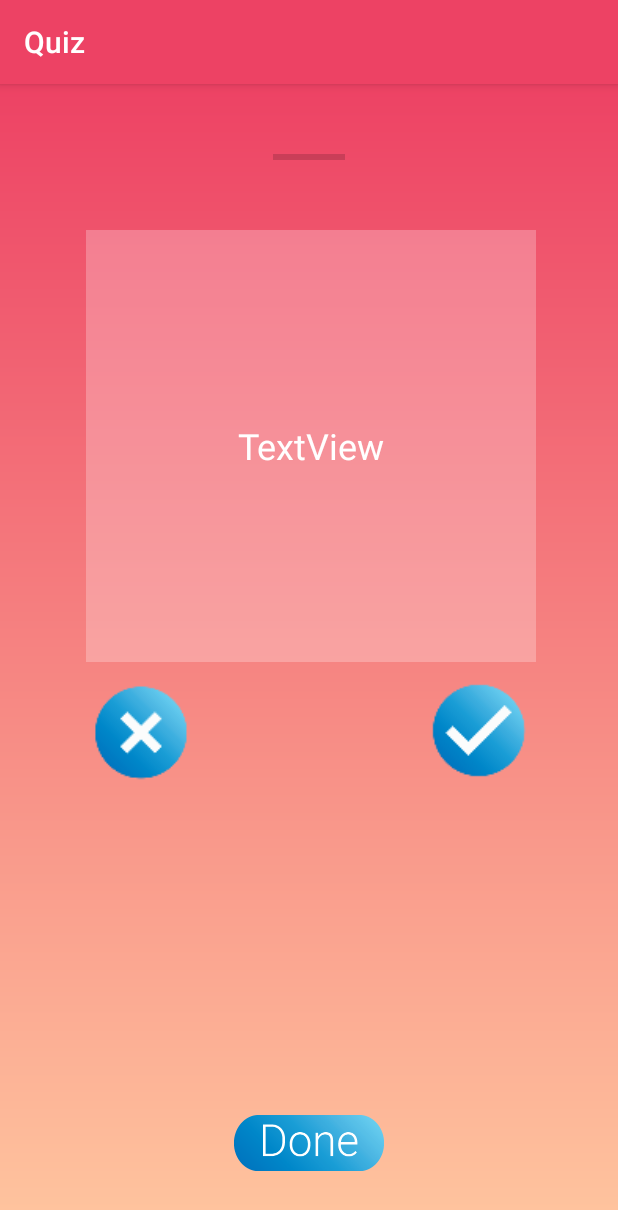
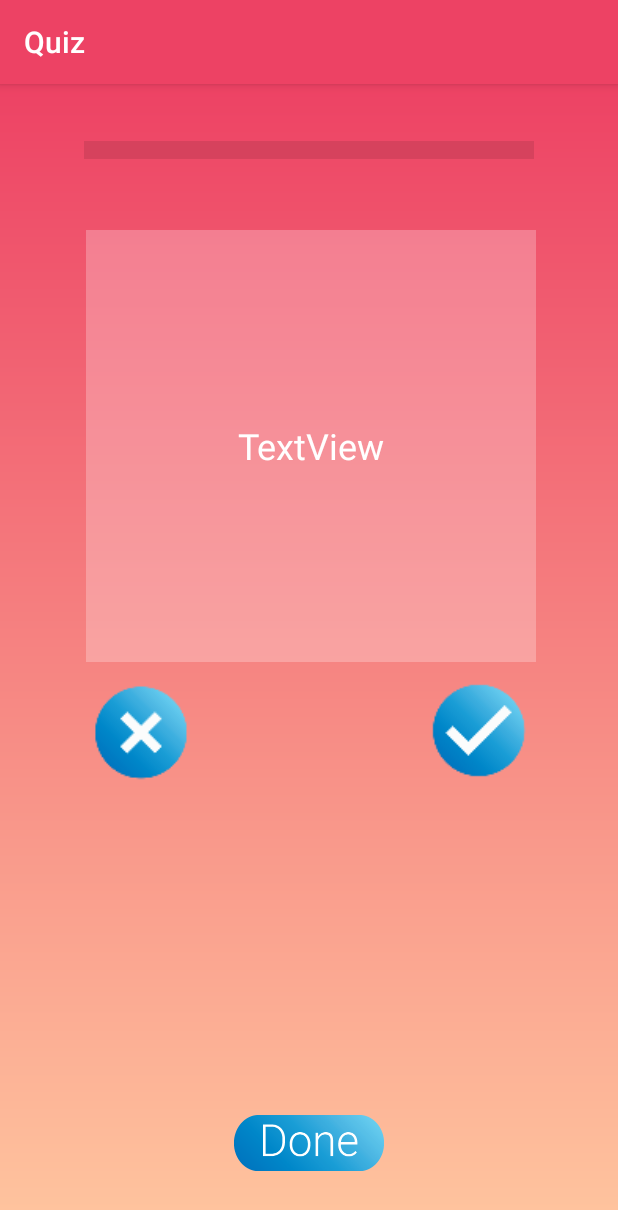
Before and after one commit to joeyaronson/flashcards, an Android app: the cards screen opened directly, with no data from a screen before it, after a tap on an icon or button, on a phone screen of 412 x 824 dp. Shown: the top 1210 px of the screen. Run offline under Robolectric (Android 15) with nearby library versions, the phone set to English and light mode, and no system bars; 5 statements that could not run were skipped; 1 other tap on this screen came first.

Commit message:
changed progressbar values

```diff
--- a/app/src/main/java/ucsc/flashcards/cards.java
+++ b/app/src/main/java/ucsc/flashcards/cards.java
@@ -53,6 +53,10 @@ public class cards extends AppCompatActivity {
         final ArrayList<String> cardBack = new ArrayList<String>();
         final ArrayList<Integer> cardDiffList= new ArrayList<Integer>();
 
+        /* ARRAY ADAPTER */
+        final ArrayAdapter aa = new ArrayAdapter<String>(getApplicationContext(),R.layout.whitetext,cardList);
+        listView.setAdapter(aa);
+
         Cursor classCurs = db.getCards(setID);
         if( sortMode == false ){
             while(classCurs.moveToNext())
@@ -61,7 +65,9 @@ public class cards extends AppCompatActivity {
                 cardList.add(classCurs.getString(0));
                 cardBack.add(classCurs.getString(1));
                 cardIDList.add(classCurs.getInt(3));
+
             }
+            aa.notifyDataSetChanged();
         } else {
             for(int i = 5; i >= 0; i--)
             {
@@ -81,15 +87,13 @@ public class cards extends AppCompatActivity {
                     }
                 }
             }
+            aa.notifyDataSetChanged();
 
         }
 
 
 
 
-        /* ARRAY ADAPTER */
-        final ArrayAdapter aa = new ArrayAdapter<String>(getApplicationContext(),R.layout.whitetext,cardList);
-        listView.setAdapter(aa);
 
         /*IF ARRAY IS CLICKED*/
         listView.setOnItemClickListener(new AdapterView.OnItemClickListener()
@@ -107,7 +111,6 @@ public class cards extends AppCompatActivity {
                 else
                 {
                     db.deleteCard(cardIDList.get(position));
-                    System.out.println("TEST::::::"+cardIDList.get(position));
                     cardList.remove(position);
                     aa.notifyDataSetChanged();
                 }
@@ -260,6 +263,9 @@ public class cards extends AppCompatActivity {
         }
 
         Cursor classCurs = db.getCards(setID);
+        /* ARRAY ADAPTER */
+        final ArrayAdapter aa = new ArrayAdapter<String>(getApplicationContext(),R.layout.whitetext,cardList);
+        listView.setAdapter(aa);
 
         index = 0;
         if( sortMode == false ){
@@ -270,6 +276,7 @@ public class cards extends AppCompatActivity {
                 cardBack.add(classCurs.getString(1));
                 cardIDList.add(classCurs.getInt(3));
             }
+            aa.notifyDataSetChanged();
         } else {
             for(int i = 5; i >= 0; i--)
             {
@@ -289,12 +296,9 @@ public class cards extends AppCompatActivity {
                     }
                 }
             }
-
+            aa.notifyDataSetChanged();
         }
 
-        /* ARRAY ADAPTER */
-        final ArrayAdapter aa = new ArrayAdapter<String>(getApplicationContext(),R.layout.whitetext,cardList);
-        listView.setAdapter(aa);
 
          /*IF ARRAY IS CLICKED*/
         listView.setOnItemClickListener(new AdapterView.OnItemClickListener()
@@ -380,6 +384,7 @@ public class cards extends AppCompatActivity {
                     aa.notifyDataSetChanged();
                     sortMode = true;
                 }
+                aa.notifyDataSetChanged();
                 toast.show();
             }
         });
--- a/app/src/main/java/ucsc/flashcards/playActivity.java
+++ b/app/src/main/java/ucsc/flashcards/playActivity.java
@@ -37,6 +37,8 @@ public class playActivity extends AppCompatActivity {
 
         final ProgressBar progressBar=(ProgressBar)findViewById(R.id.pileProgress); // initiate the progress bar
         progressBar.setMax(100); // 100 maximum value for the progress value
+        progressBar.setScaleY(3f);
+
         initialCards = frontList.size();
         if(sortMode){ //set the starting progress
             progressBar.setProgress((100*diffList.size())/(initialCards*5));
@@ -115,6 +117,7 @@ public class playActivity extends AppCompatActivity {
                                 } else {
                                     i = rand.nextInt(frontList.size());
                                     progressBar.setProgress((100*frontList.size())/initialCards);
+                                    System.out.println("i = "+i);
                                 }
                             } else {
                                 i = 0;
@@ -184,7 +187,8 @@ public class playActivity extends AppCompatActivity {
                     } */
 
                     //count.setText((i+1) +"/"+frontList.size());
-                } else {
+                }
+                else {
                     finish();
                 }
             }
--- a/app/src/main/res/layout/activity_play.xml
+++ b/app/src/main/res/layout/activity_play.xml
@@ -79,18 +79,22 @@
 
     <ProgressBar
         android:id="@+id/pileProgress"
-        style="?android:attr/progressBarStyleHorizontal"
-        android:layout_width="wrap_content"
-        android:layout_height="wrap_content"
+        style="@android:style/Widget.DeviceDefault.Light.ProgressBar.Horizontal"
+        android:layout_width="300dp"
+        android:layout_height="30dp"
         android:layout_marginBottom="8dp"
         android:layout_marginLeft="8dp"
         android:layout_marginRight="8dp"
         android:layout_marginTop="8dp"
+        android:max="100"
+        android:progressBackgroundTint="@color/black_overlay"
+        android:progressTint="@color/white"
         app:layout_constraintBottom_toTopOf="@+id/card"
+        app:layout_constraintHorizontal_bias="0.5"
         app:layout_constraintLeft_toLeftOf="parent"
         app:layout_constraintRight_toRightOf="parent"
         app:layout_constraintTop_toTopOf="parent"
-        android:max="100"/>
+        app:layout_constraintVertical_bias="0.428" />
 
 
 </android.support.constraint.ConstraintLayout>
--- a/app/src/main/res/values/colors.xml
+++ b/app/src/main/res/values/colors.xml
@@ -10,7 +10,7 @@
     <color name="grad2">#ED4264</color>
     <color name="grad3">#AF3350</color>
     <color name="red">#FF0000</color>
-    <color name="transBlue">#40FFFFFF</color>
+    <color name="transBlue">#40ffffff</color>
 
 
 
```
Also changed, not shown: app/src/main/AndroidManifest.xml (+20 -10 lines).
